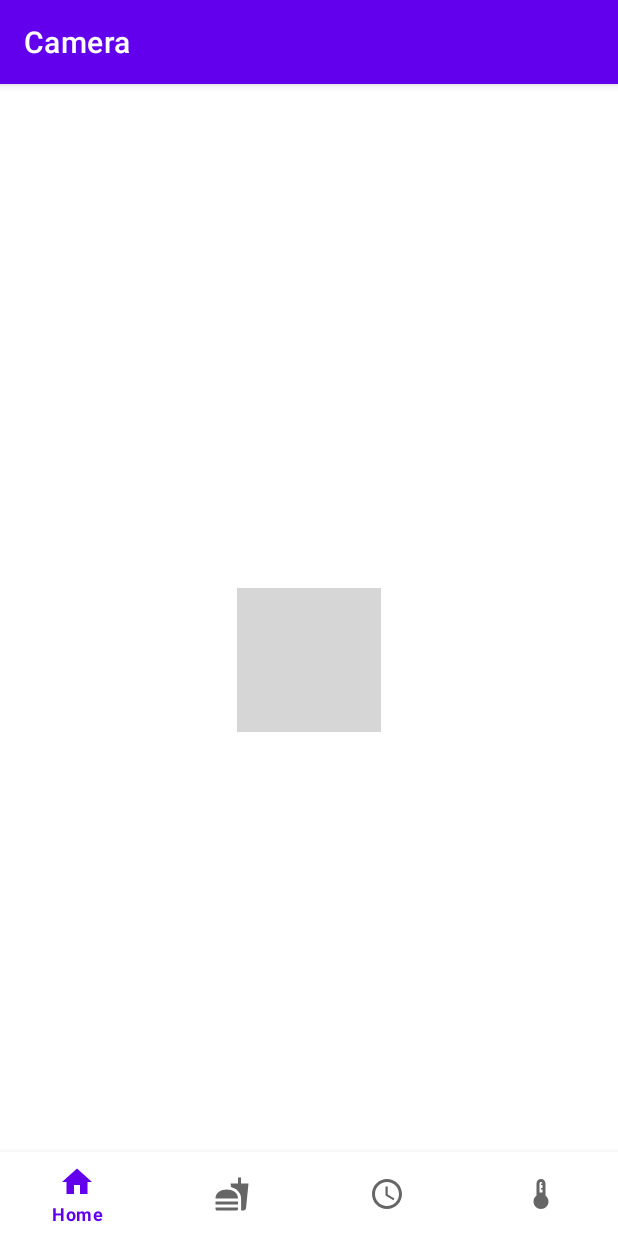
After one commit to Narcoss38/E-KFC, an Android app: the CameraFragment screen opened through its navigation route, on a phone screen of 412 x 824 dp. The commit adds this screen. Run offline under Robolectric (Android 15) with nearby library versions, the phone set to English and light mode, and no system bars; our stand-ins replace navigation-ui; grey boxes are pictures that could not be loaded.

Commit message:
Camera fragment

```diff
--- a/app/src/main/java/fr/neon/e_kfc_v2/MainActivity.kt
+++ b/app/src/main/java/fr/neon/e_kfc_v2/MainActivity.kt
@@ -36,7 +36,8 @@ class MainActivity : AppCompatActivity() {
                 R.id.navigation_home,
                 R.id.navigation_feed,
                 R.id.navigation_time,
-                R.id.navigation_temp
+                R.id.navigation_temp,
+                R.id.navigation_camera
             )
         )
         setupActionBarWithNavController(navController, appBarConfiguration)
--- /dev/null
+++ b/app/src/main/java/fr/neon/e_kfc_v2/ui/CameraFragment.kt
@@ -0,0 +1,26 @@
+package fr.neon.e_kfc_v2.ui
+
+import android.os.Bundle
+import androidx.fragment.app.Fragment
+import android.view.LayoutInflater
+import android.view.View
+import android.view.ViewGroup
+import fr.neon.e_kfc_v2.R
+
+class CameraFragment : Fragment() {
+
+    override fun onCreate(savedInstanceState: Bundle?) {
+        super.onCreate(savedInstanceState)
+        arguments?.let {
+
+        }
+    }
+
+    override fun onCreateView(
+        inflater: LayoutInflater, container: ViewGroup?,
+        savedInstanceState: Bundle?
+    ): View? {
+        // Inflate the layout for this fragment
+        return inflater.inflate(R.layout.fragment_camera, container, false)
+    }
+}
--- a/app/src/main/java/fr/neon/e_kfc_v2/ui/home/HomeFragment.kt
+++ b/app/src/main/java/fr/neon/e_kfc_v2/ui/home/HomeFragment.kt
@@ -12,6 +12,7 @@ import fr.neon.e_kfc_v2.MainViewModel
 import fr.neon.e_kfc_v2.Model
 import fr.neon.e_kfc_v2.R
 import fr.neon.e_kfc_v2.databinding.FragmentHomeBinding
+import fr.neon.e_kfc_v2.ui.CameraFragment
 import fr.neon.e_kfc_v2.ui.feed.FeedFragment
 import fr.neon.e_kfc_v2.ui.temp.TempFragment
 import okhttp3.*
@@ -71,6 +72,13 @@ class HomeFragment : Fragment() {
             fragmentManager?.commit()
         }
 
+        binding.imageView6.setOnClickListener {
+            val fragmentManager = fragmentManager?.beginTransaction()
+            fragmentManager?.replace(R.id.nav_host_fragment_activity_main, CameraFragment())
+            fragmentManager?.disallowAddToBackStack()
+            fragmentManager?.commit()
+        }
+
         binding.imageView.setOnClickListener {
             run("http://192.168.93.197")
             Log.d("click", "try run: " + homeViewModel.actualTemp.value)
--- a/app/src/main/java/fr/neon/e_kfc_v2/ui/time/TimeFragment.kt
+++ b/app/src/main/java/fr/neon/e_kfc_v2/ui/time/TimeFragment.kt
@@ -1,12 +1,10 @@
 package fr.neon.e_kfc_v2.ui.time
 
-import android.app.Activity
 import android.os.Bundle
 import android.view.LayoutInflater
 import android.view.View
 import android.view.ViewGroup
 import android.widget.ArrayAdapter
-import android.widget.TextView
 import androidx.fragment.app.Fragment
 import androidx.lifecycle.ViewModelProvider
 import fr.neon.e_kfc_v2.R
--- /dev/null
+++ b/app/src/main/res/layout/fragment_camera.xml
@@ -0,0 +1,19 @@
+<?xml version="1.0" encoding="utf-8"?>
+<androidx.constraintlayout.widget.ConstraintLayout xmlns:android="http://schemas.android.com/apk/res/android"
+    xmlns:app="http://schemas.android.com/apk/res-auto"
+    xmlns:tools="http://schemas.android.com/tools"
+    android:layout_width="match_parent"
+    android:layout_height="match_parent"
+    tools:context=".ui.CameraFragment">
+
+    <ImageView
+        android:id="@+id/imageView14"
+        android:layout_width="wrap_content"
+        android:layout_height="wrap_content"
+        android:rotation="90"
+        app:layout_constraintBottom_toBottomOf="parent"
+        app:layout_constraintEnd_toEndOf="parent"
+        app:layout_constraintStart_toStartOf="parent"
+        app:layout_constraintTop_toTopOf="parent"
+        app:srcCompat="@drawable/camera" />
+</androidx.constraintlayout.widget.ConstraintLayout>
--- a/app/src/main/res/navigation/mobile_navigation.xml
+++ b/app/src/main/res/navigation/mobile_navigation.xml
@@ -27,4 +27,9 @@
         android:name="fr.neon.e_kfc_v2.ui.temp.TempFragment"
         android:label="@string/title_temp"
         tools:layout="@layout/fragment_temp" />
+    <fragment
+        android:id="@+id/navigation_camera"
+        android:name="fr.neon.e_kfc_v2.ui.CameraFragment"
+        android:label="@string/title_camera"
+        tools:layout="@layout/fragment_camera"/>
 </navigation>
--- a/app/src/main/res/values/strings.xml
+++ b/app/src/main/res/values/strings.xml
@@ -4,6 +4,7 @@
     <string name="title_feed">Feed</string>
     <string name="title_time">Time</string>
     <string name="title_temp">Temp</string>
+    <string name="title_camera">Camera</string>
     <string name="title_e_kfc">E-KFC</string>
     <string name="temperature">%1$s°C</string>
     <string name="thermostat">thermostat %1$d°C</string>
@@ -48,4 +49,6 @@
         <item>18:30</item>
         <item>19:00</item>
     </string-array>
+    <!-- TODO: Remove or change this placeholder text -->
+    <string name="hello_blank_fragment">Hello blank fragment</string>
 </resources>
```
Also changed, not shown: 1 other file.
